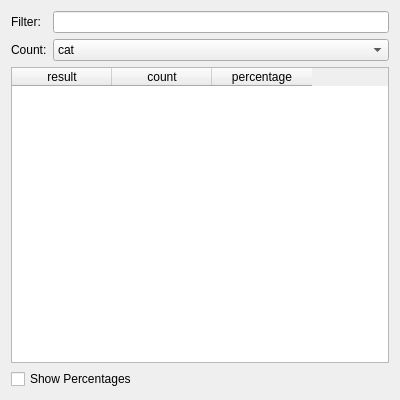
This is ui/DactQueryWindow.ui in rug-compling/dact as Qt 5 draws it before an edit. The edited form follows.
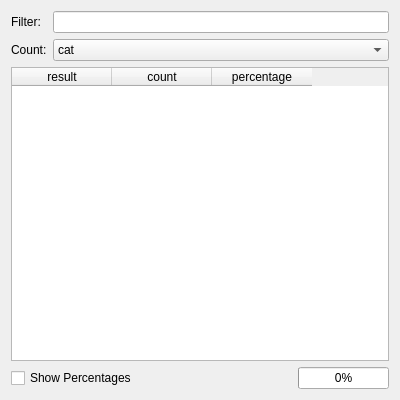
This is the edited form.

Commit message: Statistics window now uses XPathMapper and has new features as live results and ... a progressbar

The edit to the form file:
```diff
--- a/ui/DactQueryWindow.ui
+++ b/ui/DactQueryWindow.ui
@@ -82,11 +82,57 @@
     </widget>
    </item>
    <item>
-    <widget class="QCheckBox" name="percentageCheckBox">
-     <property name="text">
-      <string>Show Percentages</string>
-     </property>
-    </widget>
+    <layout class="QHBoxLayout" name="horizontalLayout">
+     <item>
+      <widget class="QCheckBox" name="percentageCheckBox">
+       <property name="text">
+        <string>Show Percentages</string>
+       </property>
+      </widget>
+     </item>
+     <item>
+      <spacer name="horizontalSpacer">
+       <property name="orientation">
+        <enum>Qt::Horizontal</enum>
+       </property>
+       <property name="sizeHint" stdset="0">
+        <size>
+         <width>40</width>
+         <height>20</height>
+        </size>
+       </property>
+      </spacer>
+     </item>
+     <item>
+      <widget class="QLabel" name="totalHitsLabel">
+       <property name="toolTip">
+        <string>Total values found</string>
+       </property>
+       <property name="text">
+        <string/>
+       </property>
+      </widget>
+     </item>
+     <item>
+      <widget class="QProgressBar" name="filterProgress">
+       <property name="enabled">
+        <bool>true</bool>
+       </property>
+       <property name="sizePolicy">
+        <sizepolicy hsizetype="Fixed" vsizetype="Fixed">
+         <horstretch>0</horstretch>
+         <verstretch>0</verstretch>
+        </sizepolicy>
+       </property>
+       <property name="visible">
+        <bool>false</bool>
+       </property>
+       <property name="value">
+        <number>0</number>
+       </property>
+      </widget>
+     </item>
+    </layout>
    </item>
   </layout>
  </widget>
```
The commit also changes 4 other files.
